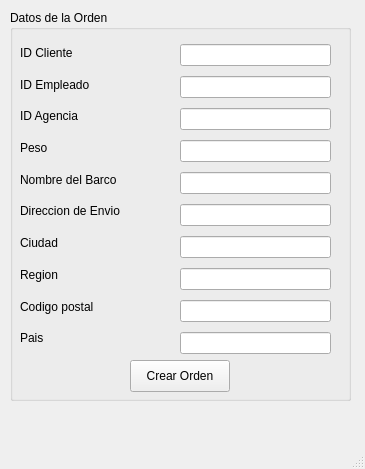
The window that mainwindow.ui (jairoaguilarts/Desktop-App-Proyect) describes before a commit, drawn with Qt 5.
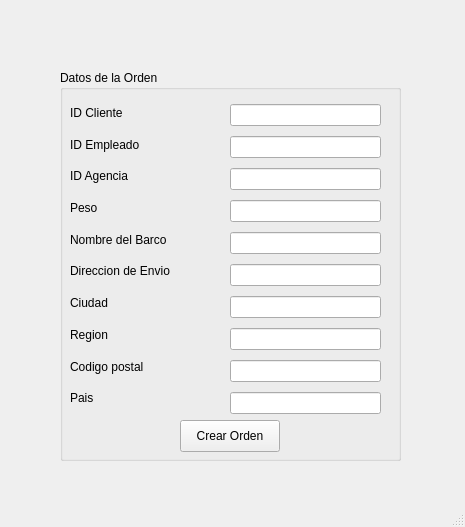
The same window after the commit.

Patch:
```diff
--- a/mainwindow.ui
+++ b/mainwindow.ui
@@ -6,8 +6,8 @@
    <rect>
     <x>0</x>
     <y>0</y>
-    <width>365</width>
-    <height>469</height>
+    <width>465</width>
+    <height>527</height>
    </rect>
   </property>
   <property name="windowTitle">
@@ -17,8 +17,8 @@
    <widget class="QGroupBox" name="groupBox">
     <property name="geometry">
      <rect>
-      <x>10</x>
-      <y>10</y>
+      <x>60</x>
+      <y>70</y>
       <width>341</width>
       <height>391</height>
      </rect>
```
Left out of the diff: 4 changed lines with no effect on the pictures.
